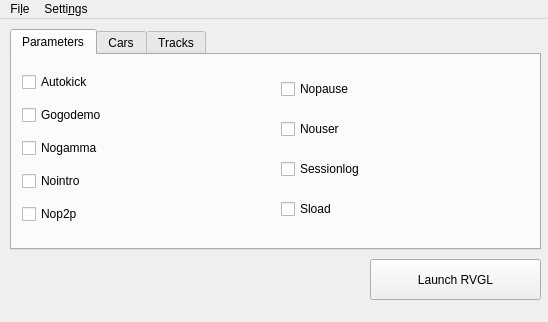
This is gui.ui in Tavisco/RVGL-Assistant as Qt 5 draws it before an edit. The edited form follows.
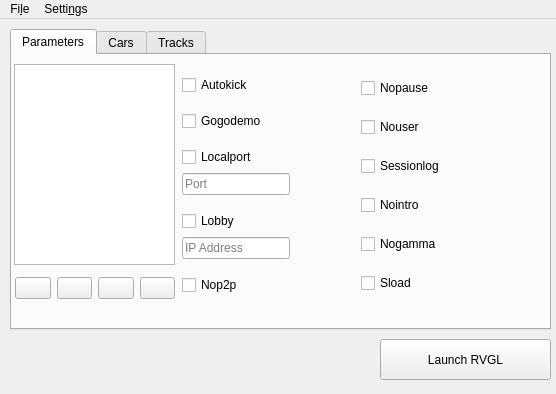
This is the edited form. Icons and pictures are not drawn.

Diff of the .ui file:
```diff
--- a/gui.ui
+++ b/gui.ui
@@ -6,8 +6,8 @@
    <rect>
     <x>0</x>
     <y>0</y>
-    <width>548</width>
-    <height>322</height>
+    <width>556</width>
+    <height>394</height>
    </rect>
   </property>
   <property name="windowTitle">
@@ -17,8 +17,8 @@
    <widget class="QPushButton" name="btn_launch">
     <property name="geometry">
      <rect>
-      <x>370</x>
-      <y>240</y>
+      <x>380</x>
+      <y>320</y>
       <width>171</width>
       <height>41</height>
      </rect>
@@ -32,8 +32,8 @@
      <rect>
       <x>10</x>
       <y>10</y>
-      <width>531</width>
-      <height>221</height>
+      <width>541</width>
+      <height>301</height>
      </rect>
     </property>
     <property name="currentIndex">
@@ -46,13 +46,13 @@
      <widget class="QWidget" name="horizontalLayoutWidget">
       <property name="geometry">
        <rect>
-        <x>10</x>
+        <x>170</x>
         <y>10</y>
-        <width>511</width>
-        <height>171</height>
+        <width>351</width>
+        <height>241</height>
        </rect>
       </property>
-      <layout class="QHBoxLayout" name="horizontalLayout">
+      <layout class="QHBoxLayout" name="horizontalLayout_2">
        <item>
         <layout class="QVBoxLayout" name="verticalLayout_2">
          <item>
@@ -70,18 +70,73 @@
           </widget>
          </item>
          <item>
-          <widget class="QCheckBox" name="chk_param_nogamma">
-           <property name="text">
-            <string>Nogamma</string>
-           </property>
-          </widget>
+          <layout class="QVBoxLayout" name="verticalLayout_3">
+           <item>
+            <widget class="QCheckBox" name="checkBox">
+             <property name="sizePolicy">
+              <sizepolicy hsizetype="Fixed" vsizetype="Fixed">
+               <horstretch>0</horstretch>
+               <verstretch>0</verstretch>
+              </sizepolicy>
+             </property>
+             <property name="text">
+              <string>Localport</string>
+             </property>
+            </widget>
+           </item>
+           <item>
+            <widget class="QLineEdit" name="lineEdit">
+             <property name="sizePolicy">
+              <sizepolicy hsizetype="Fixed" vsizetype="Fixed">
+               <horstretch>0</horstretch>
+               <verstretch>0</verstretch>
+              </sizepolicy>
+             </property>
+             <property name="toolTip">
+              <string>Localport</string>
+             </property>
+             <property name="placeholderText">
+              <string>Port</string>
+             </property>
+            </widget>
+           </item>
+          </layout>
          </item>
          <item>
-          <widget class="QCheckBox" name="chk_param_nointro">
-           <property name="text">
-            <string>Nointro</string>
-           </property>
-          </widget>
+          <layout class="QVBoxLayout" name="verticalLayout_4">
+           <item>
+            <widget class="QCheckBox" name="checkBox_2">
+             <property name="sizePolicy">
+              <sizepolicy hsizetype="Fixed" vsizetype="Fixed">
+               <horstretch>0</horstretch>
+               <verstretch>0</verstretch>
+              </sizepolicy>
+             </property>
+             <property name="text">
+              <string>Lobby</string>
+             </property>
+            </widget>
+           </item>
+           <item>
+            <widget class="QLineEdit" name="lineEdit_2">
+             <property name="sizePolicy">
+              <sizepolicy hsizetype="Fixed" vsizetype="Fixed">
+               <horstretch>0</horstretch>
+               <verstretch>0</verstretch>
+              </sizepolicy>
+             </property>
+             <property name="toolTip">
+              <string>Localport</string>
+             </property>
+             <property name="text">
+              <string/>
+             </property>
+             <property name="placeholderText">
+              <string>IP Address</string>
+             </property>
+            </widget>
+           </item>
+          </layout>
          </item>
          <item>
           <widget class="QCheckBox" name="chk_param_nop2p">
@@ -115,6 +170,20 @@
            </property>
           </widget>
          </item>
+         <item>
+          <widget class="QCheckBox" name="chk_param_nointro">
+           <property name="text">
+            <string>Nointro</string>
+           </property>
+          </widget>
+         </item>
+         <item>
+          <widget class="QCheckBox" name="chk_param_nogamma">
+           <property name="text">
+            <string>Nogamma</string>
+           </property>
+          </widget>
+         </item>
          <item>
           <widget class="QCheckBox" name="chk_param_sload">
            <property name="text">
@@ -126,6 +195,72 @@
        </item>
       </layout>
      </widget>
+     <widget class="QListWidget" name="listWidget">
+      <property name="geometry">
+       <rect>
+        <x>2</x>
+        <y>9</y>
+        <width>161</width>
+        <height>201</height>
+       </rect>
+      </property>
+     </widget>
+     <widget class="QWidget" name="horizontalLayoutWidget_2">
+      <property name="geometry">
+       <rect>
+        <x>3</x>
+        <y>215</y>
+        <width>160</width>
+        <height>36</height>
+       </rect>
+      </property>
+      <layout class="QHBoxLayout" name="horizontalLayout">
+       <item>
+        <widget class="QPushButton" name="pushButton_2">
+         <property name="text">
+          <string/>
+         </property>
+         <property name="icon">
+          <iconset resource="gui_resources.qrc">
+           <normaloff>:/buttons/resources/up-arrow.png</normaloff>:/buttons/resources/up-arrow.png</iconset>
+         </property>
+        </widget>
+       </item>
+       <item>
+        <widget class="QPushButton" name="pushButton">
+         <property name="text">
+          <string/>
+         </property>
+         <property name="icon">
+          <iconset resource="gui_resources.qrc">
+           <normaloff>:/buttons/resources/down-arrow.png</normaloff>:/buttons/resources/down-arrow.png</iconset>
+         </property>
+        </widget>
+       </item>
+       <item>
+        <widget class="QPushButton" name="pushButton_4">
+         <property name="text">
+          <string/>
+         </property>
+         <property name="icon">
+          <iconset resource="gui_resources.qrc">
+           <normaloff>:/buttons/resources/diskette.png</normaloff>:/buttons/resources/diskette.png</iconset>
+         </property>
+        </widget>
+       </item>
+       <item>
+        <widget class="QPushButton" name="pushButton_3">
+         <property name="text">
+          <string/>
+         </property>
+         <property name="icon">
+          <iconset resource="gui_resources.qrc">
+           <normaloff>:/buttons/resources/trash.png</normaloff>:/buttons/resources/trash.png</iconset>
+         </property>
+        </widget>
+       </item>
+      </layout>
+     </widget>
     </widget>
     <widget class="QWidget" name="tab_cars">
      <attribute name="title">
@@ -169,7 +304,7 @@
     <rect>
      <x>0</x>
      <y>0</y>
-     <width>548</width>
+     <width>556</width>
      <height>30</height>
     </rect>
    </property>
```
Left out of the diff: 14 changed lines with no effect on the pictures.
